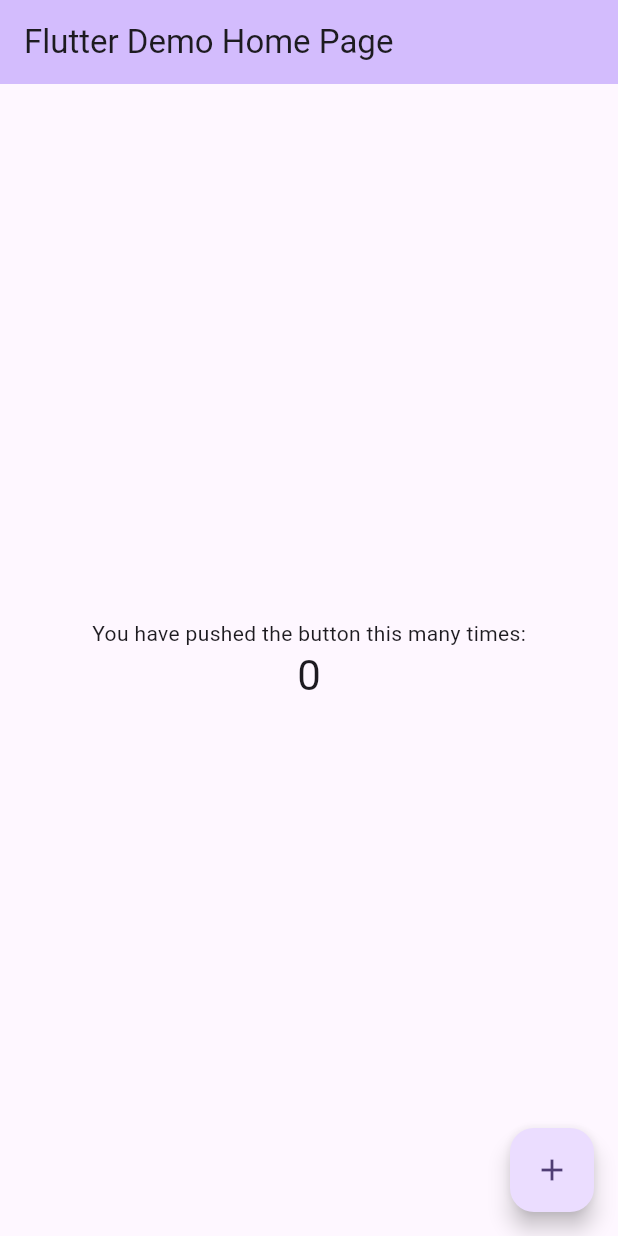
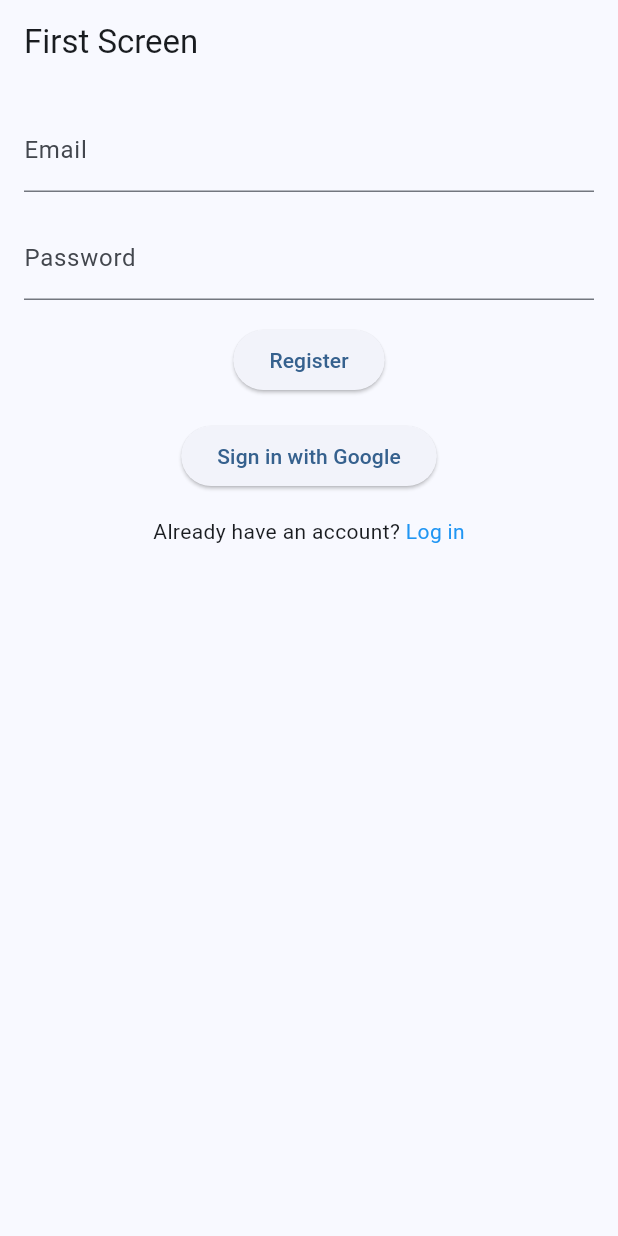
Before and after one commit to dhimanLove/firebasseeee, a Flutter app: the screen it shows after launch, on a phone screen of 412 x 824 dp. Run offline on Flutter 3.47's test engine with Material 3 defaults, Android fonts, the phone set to English and light mode, and no system bars; our stand-ins replace firebase_auth, font_awesome_flutter, get, google_sign_in; accounts and stored records are empty.

Commit message:
The new Features

```diff
--- /dev/null
+++ b/lib/Firebaseauth_services.dart
@@ -0,0 +1 @@
+import 'package:flutter/material.dart';
--- /dev/null
+++ b/lib/Implement.dart
@@ -0,0 +1,93 @@
+import 'package:firebase_auth/firebase_auth.dart';
+import 'package:firebasseeee/Output.dart';
+import 'package:flutter/material.dart';
+import 'package:get/get.dart';
+import 'package:google_sign_in/google_sign_in.dart';
+
+class FirstScreen extends StatelessWidget {
+  final TextEditingController emailController = TextEditingController();
+  final TextEditingController passwordController = TextEditingController();
+  final FirebaseAuth auth = FirebaseAuth.instance;
+  final GoogleSignIn googleSignIn = GoogleSignIn();
+
+  Future<void> Google() async {
+    try {
+      final GoogleSignInAccount? googleUser = await googleSignIn.signIn();
+      if (googleUser == null) {
+        Get.snackbar("Cancelled", "Sign-in cancelled");
+        return;
+      }
+
+      final GoogleSignInAuthentication googleAuth = await googleUser.authentication;
+      final OAuthCredential credential = GoogleAuthProvider.credential(
+        accessToken: googleAuth.accessToken,
+        idToken: googleAuth.idToken,
+      );
+
+      await auth.signInWithCredential(credential);
+      Get.snackbar("Success", "Google wala part done ");
+    } catch (e) {
+      Get.snackbar("Error agya", e.toString());
+    }
+  }
+
+  @override
+  Widget build(BuildContext context) {
+    return Scaffold(
+      appBar: AppBar(title: Text("First Screen")),
+      body: Padding(
+        padding: EdgeInsets.all(16.0),
+        child: Column(
+          children: [
+            TextField(
+              controller: emailController,
+              decoration: InputDecoration(labelText: "Email"),
+            ),
+            SizedBox(height: 16),
+            TextField(
+              controller: passwordController,
+              obscureText: true,
+              decoration: InputDecoration(labelText: "Password"),
+            ),
+            SizedBox(height: 16),
+            ElevatedButton(
+              onPressed: () async {
+                try {
+                  await auth.createUserWithEmailAndPassword(
+                    email: emailController.text.trim(),
+                    password: passwordController.text.trim(),
+                  );
+                  Get.snackbar("Success", "User Registered!");
+                } catch (e) {
+                  Get.snackbar("Error", e.toString());
+                }
+              },
+              child: Text("Register"),
+            ),
+            SizedBox(height: 16),
+            ElevatedButton(
+              onPressed:Google,
+              child: Text("Sign in with Google"),
+            ),
+            SizedBox(height: 16),
+            Row(
+              mainAxisAlignment: MainAxisAlignment.center,
+              children: [
+                Text("Already have an account? "),
+                InkWell(
+                  onTap: () {
+                    Get.to(() => SecondScreen());
+                  },
+                  child: Text(
+                    "Log in",
+                    style: TextStyle(color: Colors.blue),
+                  ),
+                ),
+              ],
+            ),
+          ],
+        ),
+      ),
+    );
+  }
+}
--- a/lib/main.dart
+++ b/lib/main.dart
@@ -1,4 +1,6 @@
+import 'package:firebasseeee/Implement.dart';
 import 'package:flutter/material.dart';
+import 'package:get/get_navigation/src/root/get_material_app.dart';
 
 void main() {
   runApp(const MyApp());
@@ -7,119 +9,22 @@
 class MyApp extends StatelessWidget {
   const MyApp({super.key});
 
-  // This widget is the root of your application.
   @override
   Widget build(BuildContext context) {
-    return MaterialApp(
-      title: 'Flutter Demo',
+    return GetMaterialApp(
+      title: 'Firebase',
       theme: ThemeData(
-        // This is the theme of your application.
-        //
-        // TRY THIS: Try running your application with "flutter run". You'll see
-        // the application has a purple toolbar. Then, without quitting the app,
-        // try changing the seedColor in the colorScheme below to Colors.green
-        // and then invoke "hot reload" (save your changes or press the "hot
-        // reload" button in a Flutter-supported IDE, or press "r" if you used
-        // the command line to start the app).
-        //
-        // Notice that the counter didn't reset back to zero; the application
-        // state is not lost during the reload. To reset the state, use hot
-        // restart instead.
-        //
-        // This works for code too, not just values: Most code changes can be
-        // tested with just a hot reload.
-        colorScheme: ColorScheme.fromSeed(seedColor: Colors.deepPurple),
+        colorScheme: ColorScheme.fromSeed(seedColor: Colors.blue),
+        tooltipTheme: const TooltipThemeData(
+          textStyle: TextStyle(
+            color: Colors.white,
+            fontSize: 14,
+          ),
+        ),
         useMaterial3: true,
       ),
-      home: const MyHomePage(title: 'Flutter Demo Home Page'),
+      debugShowCheckedModeBanner: false,
+      home: PageView(children: [ FirstScreen()]),
     );
   }
 }
-
-class MyHomePage extends StatefulWidget {
-  const MyHomePage({super.key, required this.title});
-
-  // This widget is the home page of your application. It is stateful, meaning
-  // that it has a State object (defined below) that contains fields that affect
-  // how it looks.
-
-  // This class is the configuration for the state. It holds the values (in this
-  // case the title) provided by the parent (in this case the App widget) and
-  // used by the build method of the State. Fields in a Widget subclass are
-  // always marked "final".
-
-  final String title;
-
-  @override
-  State<MyHomePage> createState() => _MyHomePageState();
-}
-
-class _MyHomePageState extends State<MyHomePage> {
-  int _counter = 0;
-
-  void _incrementCounter() {
-    setState(() {
-      // This call to setState tells the Flutter framework that something has
-      // changed in this State, which causes it to rerun the build method below
-      // so that the display can reflect the updated values. If we changed
-      // _counter without calling setState(), then the build method would not be
-      // called again, and so nothing would appear to happen.
-      _counter++;
-    });
-  }
-
-  @override
-  Widget build(BuildContext context) {
-    // This method is rerun every time setState is called, for instance as done
-    // by the _incrementCounter method above.
-    //
-    // The Flutter framework has been optimized to make rerunning build methods
-    // fast, so that you can just rebuild anything that needs updating rather
-    // than having to individually change instances of widgets.
-    return Scaffold(
-      appBar: AppBar(
-        // TRY THIS: Try changing the color here to a specific color (to
-        // Colors.amber, perhaps?) and trigger a hot reload to see the AppBar
-        // change color while the other colors stay the same.
-        backgroundColor: Theme.of(context).colorScheme.inversePrimary,
-        // Here we take the value from the MyHomePage object that was created by
-        // the App.build method, and use it to set our appbar title.
-        title: Text(widget.title),
-      ),
-      body: Center(
-        // Center is a layout widget. It takes a single child and positions it
-        // in the middle of the parent.
-        child: Column(
-          // Column is also a layout widget. It takes a list of children and
-          // arranges them vertically. By default, it sizes itself to fit its
-          // children horizontally, and tries to be as tall as its parent.
-          //
-          // Column has various properties to control how it sizes itself and
-          // how it positions its children. Here we use mainAxisAlignment to
-          // center the children vertically; the main axis here is the vertical
-          // axis because Columns are vertical (the cross axis would be
-          // horizontal).
-          //
-          // TRY THIS: Invoke "debug painting" (choose the "Toggle Debug Paint"
-          // action in the IDE, or press "p" in the console), to see the
-          // wireframe for each widget.
-          mainAxisAlignment: MainAxisAlignment.center,
-          children: <Widget>[
-            const Text(
-              'You have pushed the button this many times:',
-            ),
-            Text(
-              '$_counter',
-              style: Theme.of(context).textTheme.headlineMedium,
-            ),
-          ],
-        ),
-      ),
-      floatingActionButton: FloatingActionButton(
-        onPressed: _incrementCounter,
-        tooltip: 'Increment',
-        child: const Icon(Icons.add),
-      ), // This trailing comma makes auto-formatting nicer for build methods.
-    );
-  }
-}
--- /dev/null
+++ b/lib/test.dart
@@ -0,0 +1,93 @@
+import 'package:firebase_auth/firebase_auth.dart';
+import 'package:firebasseeee/Output.dart';
+import 'package:flutter/material.dart';
+import 'package:get/get.dart';
+import 'package:google_sign_in/google_sign_in.dart';
+
+class FirstScreen extends StatelessWidget {
+  final TextEditingController emailController = TextEditingController();
+  final TextEditingController passwordController = TextEditingController();
+  final FirebaseAuth auth = FirebaseAuth.instance;
+  final GoogleSignIn googleSignIn = GoogleSignIn();
+
+  Future<void> signInWithGoogle() async {
+    try {
+      final GoogleSignInAccount? googleUser = await googleSignIn.signIn();
+      if (googleUser == null) {
+        Get.snackbar("Cancelled", "Sign-in cancelled");
+        return;
+      }
+
+      final GoogleSignInAuthentication googleAuth = await googleUser.authentication;
+      final OAuthCredential credential = GoogleAuthProvider.credential(
+        accessToken: googleAuth.accessToken,
+        idToken: googleAuth.idToken,
+      );
+
+      await auth.signInWithCredential(credential);
+      Get.snackbar("Success", "Google wala part done ");
+    } catch (e) {
+      Get.snackbar("Error agya", e.toString());
+    }
+  }
+
+  @override
+  Widget build(BuildContext context) {
+    return Scaffold(
+      appBar: AppBar(title: Text("First Screen")),
+      body: Padding(
+        padding: EdgeInsets.all(16.0),
+        child: Column(
+          children: [
+            TextField(
+              controller: emailController,
+              decoration: InputDecoration(labelText: "Email"),
+            ),
+            SizedBox(height: 16),
+            TextField(
+              controller: passwordController,
+              obscureText: true,
+              decoration: InputDecoration(labelText: "Password"),
+            ),
+            SizedBox(height: 16),
+            ElevatedButton(
+              onPressed: () async {
+                try {
+                  await auth.createUserWithEmailAndPassword(
+                    email: emailController.text.trim(),
+                    password: passwordController.text.trim(),
+                  );
+                  Get.snackbar("Success", "User Registered!");
+                } catch (e) {
+                  Get.snackbar("Error", e.toString());
+                }
+              },
+              child: Text("Register"),
+            ),
+            SizedBox(height: 16),
+            ElevatedButton(
+              onPressed: signInWithGoogle,
+              child: Text("Sign in with Google"),
+            ),
+            SizedBox(height: 16),
+            Row(
+              mainAxisAlignment: MainAxisAlignment.center,
+              children: [
+                Text("Already have an account? "),
+                InkWell(
+                  onTap: () {
+                    Get.to(() => SecondScreen());
+                  },
+                  child: Text(
+                    "Log in",
+                    style: TextStyle(color: Colors.blue),
+                  ),
+                ),
+              ],
+            ),
+          ],
+        ),
+      ),
+    );
+  }
+}
```
Also changed, not shown: lib/Login.dart (added, +105 -0 lines), lib/Output.dart (added, +54 -0 lines), pubspec.yaml (+12 -69 lines), lib/firebase_options.dart (deleted), pubspec.lock, 9 other files.
